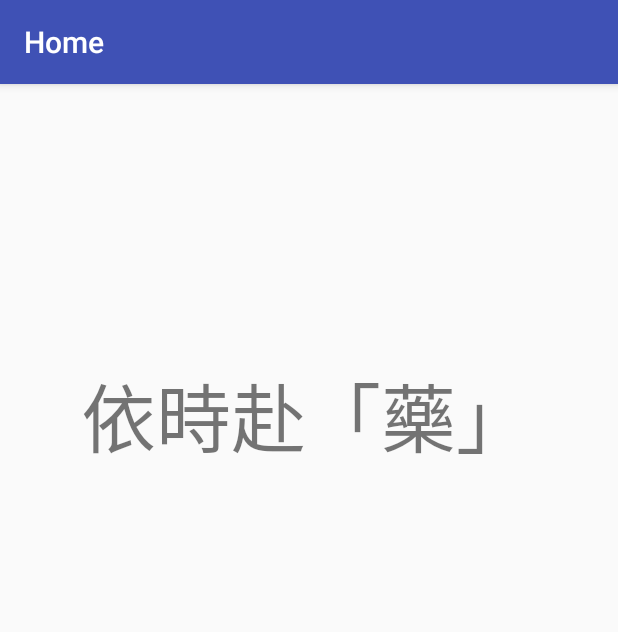
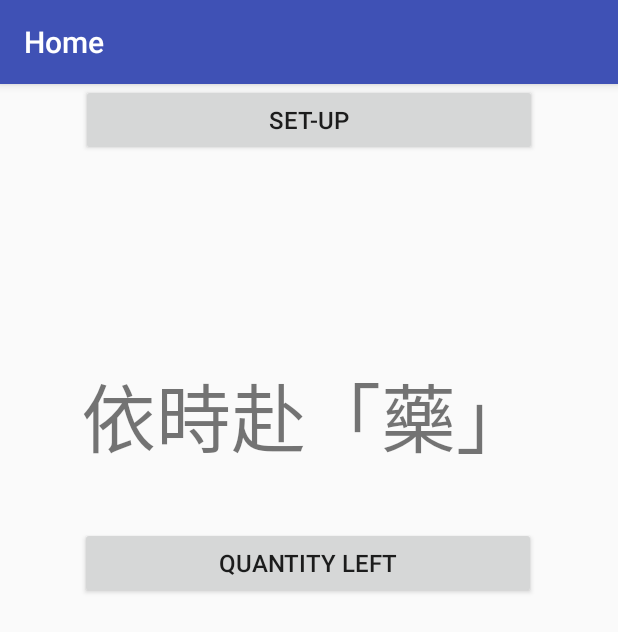
Before and after one commit to ugamehk/Open-Med2, an Android app: the screen it shows after launch (Home), on a phone screen of 412 x 824 dp. Shown: the top 632 px of the screen. Run offline under Robolectric (Android 15) with nearby library versions, the phone set to English and light mode, and no system bars.

Commit message:
Added 2 buttons on homepage

```diff
--- a/app/src/main/res/layout/activity_home.xml
+++ b/app/src/main/res/layout/activity_home.xml
@@ -21,4 +21,52 @@
         app:layout_constraintEnd_toEndOf="parent"
         app:layout_constraintStart_toStartOf="parent"
         app:layout_constraintTop_toTopOf="parent" />
+
+    <Button
+        android:id="@+id/Set_up"
+        android:layout_width="304dp"
+        android:layout_height="wrap_content"
+        android:layout_marginTop="0dp"
+        android:layout_marginEnd="4dp"
+        android:layout_marginStart="4dp"
+        android:layout_marginBottom="0dp"
+        android:text="@string/Set_up"
+        android:textSize="16sp"
+        android:visibility="visible"
+        app:layout_constraintEnd_toEndOf="parent"
+        app:layout_constraintHorizontal_bias="0.5"
+        app:layout_constraintStart_toStartOf="parent"
+        tools:layout_editor_absoluteY="217dp" />
+
+    <Button
+        android:id="@+id/Qty_Check"
+        android:layout_width="304dp"
+        android:layout_height="wrap_content"
+        android:layout_marginTop="0dp"
+        android:layout_marginEnd="4dp"
+        android:layout_marginStart="4dp"
+        android:layout_marginBottom="0dp"
+        android:text="@string/Qty_Check"
+        android:textSize="16sp"
+        android:visibility="visible"
+        app:layout_constraintBottom_toBottomOf="parent"
+        app:layout_constraintEnd_toEndOf="parent"
+        app:layout_constraintHorizontal_bias="0.494"
+        app:layout_constraintStart_toStartOf="parent"
+        app:layout_constraintTop_toTopOf="parent"
+        app:layout_constraintVertical_bias="0.41" />
+
+    <android.support.constraint.Guideline
+        android:id="@+id/guideline"
+        android:layout_width="wrap_content"
+        android:layout_height="wrap_content"
+        android:orientation="vertical"
+        app:layout_constraintGuide_begin="20dp" />
+
+    <android.support.constraint.Guideline
+        android:id="@+id/guideline2"
+        android:layout_width="wrap_content"
+        android:layout_height="wrap_content"
+        android:orientation="horizontal"
+        app:layout_constraintGuide_begin="20dp" />
 </android.support.constraint.ConstraintLayout>
--- a/app/src/main/res/values/strings.xml
+++ b/app/src/main/res/values/strings.xml
@@ -1,4 +1,6 @@
 <resources>
     <string name="app_name">Home</string>
     <string name="textView">依時赴「藥」</string>
+    <string name="Set_up">Set-up</string>
+    <string name="Qty_Check">Quantity left</string>
 </resources>
```
